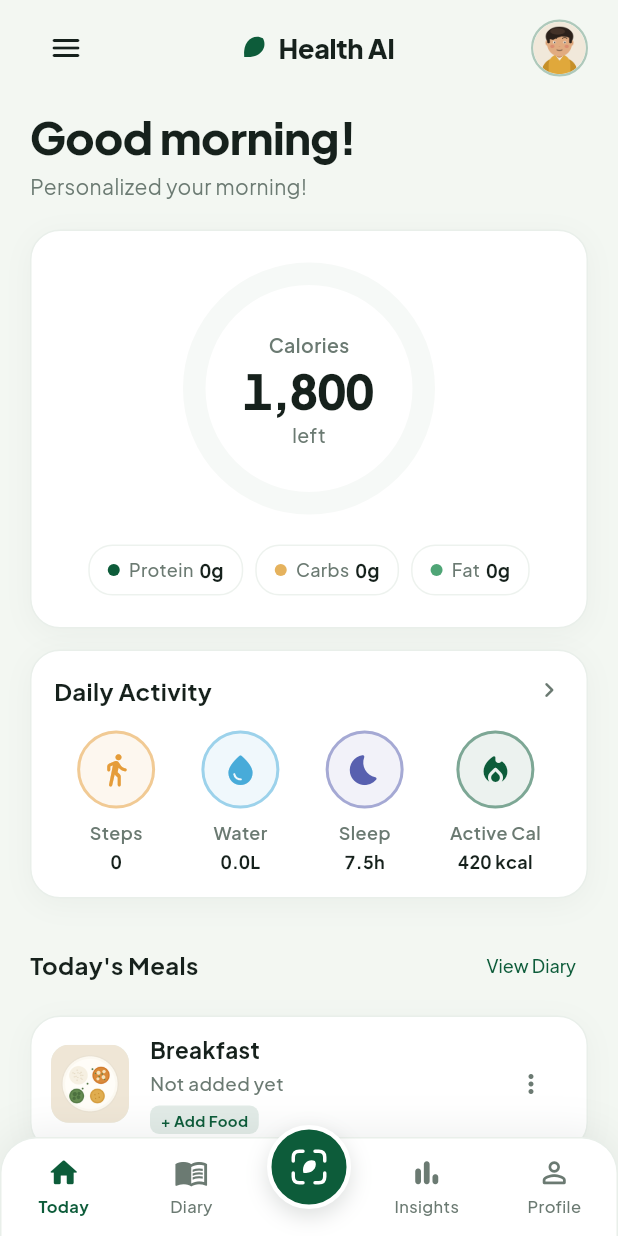
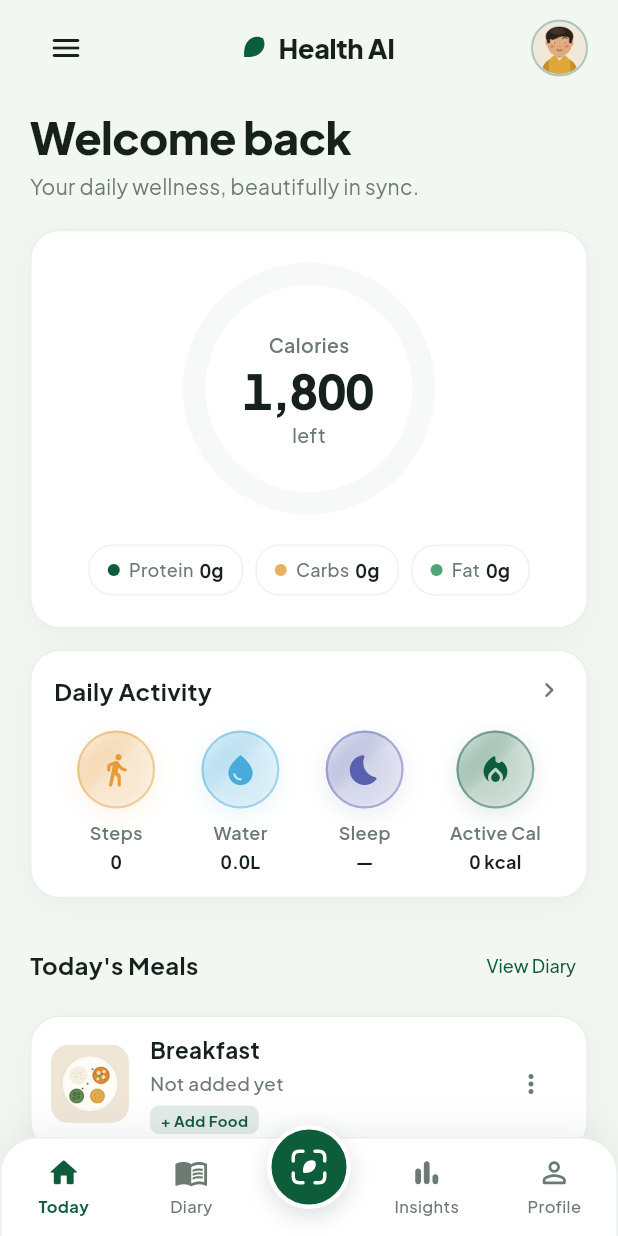
Before and after one commit to anshuldhiman-ai/Health-AI, a Flutter app: the screen it shows after launch, after a tap on "Get Started", on a phone screen of 412 x 824 dp. Run offline on Flutter 3.47's test engine with Material 3 defaults, Android fonts, the phone set to English and light mode, and no system bars; our stand-ins replace camera, fl_chart, flutter_riverpod, flutter_secure_storage, go_router, image_picker and 3 more; missing offline and left inert: flutter_litert, mobile_scanner; project files that could hold a hidden picture were left out.

Commit message:
Polish returning launch and activity dashboard

```diff
--- a/app/lib/app/app.dart
+++ b/app/lib/app/app.dart
@@ -1,10 +1,73 @@
 import 'package:app/app/router.dart';
 import 'package:app/core/error/app_log.dart';
 import 'package:app/design_system/theme/app_theme.dart';
+import 'package:app/design_system/components/brand_mark.dart';
 import 'package:app/data/preferences/theme_mode_controller.dart';
 import 'package:app/l10n/app_localizations.dart';
 import 'package:flutter/material.dart';
 import 'package:flutter_riverpod/flutter_riverpod.dart';
+
+/// Painted immediately while local stores are read in parallel.
+class StartupSplashApp extends StatelessWidget {
+  const StartupSplashApp({super.key});
+
+  @override
+  Widget build(BuildContext context) => MaterialApp(
+    debugShowCheckedModeBanner: false,
+    theme: AppTheme.light(),
+    home: const _StartupSplash(),
+  );
+}
+
+class _StartupSplash extends StatefulWidget {
+  const _StartupSplash();
+
+  @override
+  State<_StartupSplash> createState() => _StartupSplashState();
+}
+
+class _StartupSplashState extends State<_StartupSplash>
+    with SingleTickerProviderStateMixin {
+  late final AnimationController _controller = AnimationController(
+    vsync: this,
+    duration: const Duration(milliseconds: 1200),
+  )..forward();
+
+  @override
+  void dispose() {
+    _controller.dispose();
+    super.dispose();
+  }
+
+  @override
+  Widget build(BuildContext context) {
+    final scheme = Theme.of(context).colorScheme;
+    return Scaffold(
+      backgroundColor: scheme.surface,
+      body: Center(
+        child: FadeTransition(
+          opacity: CurvedAnimation(parent: _controller, curve: Curves.easeOut),
+          child: ScaleTransition(
+            scale: Tween<double>(begin: .92, end: 1).animate(
+              CurvedAnimation(parent: _controller, curve: Curves.easeOutCubic),
+            ),
+            child: Column(
+              mainAxisSize: MainAxisSize.min,
+              children: [
+                const BrandMark(size: 82),
+                const SizedBox(height: 14),
+                Text(
+                  'Health AI',
+                  style: Theme.of(context).textTheme.titleLarge,
+                ),
+              ],
+            ),
+          ),
+        ),
+      ),
+    );
+  }
+}
 
 /// The app's MaterialApp shell (Section 4: app/app.dart).
 ///
--- a/app/lib/design_system/theme/app_theme.dart
+++ b/app/lib/design_system/theme/app_theme.dart
@@ -83,6 +83,9 @@ abstract final class AppTheme {
         style: FilledButton.styleFrom(
           backgroundColor: c.primary,
           foregroundColor: onPrimary,
+          elevation: 3,
+          shadowColor: c.primary.withValues(alpha: isDark ? 0.22 : 0.18),
+          side: BorderSide(color: onPrimary.withValues(alpha: 0.22)),
           textStyle: AppTypography.label,
           minimumSize: const Size.fromHeight(52), // 52dp touch target (R14)
           shape: const RoundedRectangleBorder(
--- a/app/lib/features/onboarding/presentation/welcome_screen.dart
+++ b/app/lib/features/onboarding/presentation/welcome_screen.dart
@@ -1,6 +1,8 @@
+import 'dart:async';
 import 'dart:math' as math;
 
 import 'package:flutter/material.dart';
+import 'package:shared_preferences/shared_preferences.dart';
 
 import 'package:app/design_system/components/brand_mark.dart';
 import 'package:app/design_system/theme/app_theme.dart';
@@ -8,12 +10,64 @@ import 'package:app/design_system/tokens/tokens.dart';
 import 'package:app/l10n/app_localizations.dart';
 import 'package:go_router/go_router.dart';
 
-/// Welcome/onboarding per ref_ui.png page 1: leaf mark, wordmark,
+/// Welcome/onboarding aligned to ui_design.jpg and ui_design2.jpg:
+/// leaf mark, wordmark,
 /// tagline, soft organic background, Get Started. There is NO cloud
 /// account in this app (R1/R3) — the "Sign in" affordance explains the
 /// device-only model instead of asking for a login.
-class WelcomeScreen extends StatelessWidget {
+class WelcomeScreen extends StatefulWidget {
   const WelcomeScreen({super.key});
+
+  @override
+  State<WelcomeScreen> createState() => _WelcomeScreenState();
+}
+
+class _WelcomeScreenState extends State<WelcomeScreen>
+    with SingleTickerProviderStateMixin {
+  static const _seenKey = 'welcome.seen.v1';
+  late final AnimationController _entrance = AnimationController(
+    vsync: this,
+    duration: const Duration(milliseconds: 650),
+  );
+  Timer? _launchTimer;
+  bool _returning = false;
+
+  @override
+  void initState() {
+    super.initState();
+    _resolveReturningSession();
+  }
+
+  Future<void> _resolveReturningSession() async {
+    var seen = false;
+    try {
+      seen = (await SharedPreferences.getInstance()).getBool(_seenKey) ?? false;
+    } catch (_) {
+      // Keep onboarding available if local preferences cannot be read.
+    }
+    if (!mounted || !seen) return;
+    setState(() => _returning = true);
+    _entrance.forward();
+    _launchTimer = Timer(const Duration(seconds: 2), () {
+      if (mounted) context.go('/today');
+    });
+  }
+
+  @override
+  void dispose() {
+    _launchTimer?.cancel();
+    _entrance.dispose();
+    super.dispose();
+  }
+
+  Future<void> _start() async {
+    try {
+      await (await SharedPreferences.getInstance()).setBool(_seenKey, true);
+    } catch (_) {
+      // Opening the app should still work when persistence is unavailable.
+    }
+    if (mounted) context.go('/today');
+  }
 
   @override
   Widget build(BuildContext context) {
@@ -39,18 +93,40 @@ class WelcomeScreen extends StatelessWidget {
               child: Column(
                 children: [
                   const Spacer(flex: 2),
-                  const BrandMark(size: 108),
+                  FadeTransition(
+                    opacity: _returning
+                        ? _entrance
+                        : const AlwaysStoppedAnimation(1),
+                    child: const BrandMark(size: 108),
+                  ),
                   const SizedBox(height: 14),
-                  Text(
-                    l10n.appTitle,
+                  AnimatedSwitcher(
+                    duration: const Duration(milliseconds: 420),
+                    switchInCurve: Curves.easeOutCubic,
+                    transitionBuilder: (child, animation) => FadeTransition(
+                      opacity: animation,
+                      child: SlideTransition(
+                        position: Tween<Offset>(
+                          begin: const Offset(0, .08),
+                          end: Offset.zero,
+                        ).animate(animation),
+                        child: child,
+                      ),
+                    ),
+                    child: Text(
+                      _returning ? 'Welcome back' : l10n.appTitle,
+                      key: ValueKey(_returning),
                       style: AppTypography.hero.copyWith(
                         color: scheme.onSurface,
                         fontSize: 32,
                       ),
                     ),
+                  ),
                   const SizedBox(height: 6),
                   Text(
-                    l10n.welcomeTagline,
+                    _returning
+                        ? 'Your daily wellness, beautifully in sync.'
+                        : l10n.welcomeTagline,
                     style: AppTypography.bodyM.copyWith(
                       color: scheme.onSurfaceVariant,
                       fontSize: 15,
@@ -58,13 +134,15 @@ class WelcomeScreen extends StatelessWidget {
                     textAlign: TextAlign.center,
                   ),
                   const Spacer(flex: 3),
+                  if (!_returning)
                     SizedBox(
                       width: double.infinity,
                       child: FilledButton(
-                      onPressed: () => context.go('/today'),
+                        onPressed: _start,
                         child: Text(l10n.getStarted),
                       ),
                     ),
+                  if (!_returning) ...[
                     const SizedBox(height: 4),
                     TextButton(
                       onPressed: () => _deviceOnlyNote(context),
@@ -75,6 +153,17 @@ class WelcomeScreen extends StatelessWidget {
                         ),
                       ),
                     ),
+                  ] else ...[
+                    const SizedBox(height: 22),
+                    SizedBox(
+                      width: 22,
+                      height: 22,
+                      child: CircularProgressIndicator(
+                        strokeWidth: 2,
+                        color: scheme.primary,
+                      ),
+                    ),
+                  ],
                   const SizedBox(height: 24),
                 ],
               ),
--- a/app/lib/features/today/presentation/today_screen.dart
+++ b/app/lib/features/today/presentation/today_screen.dart
@@ -22,43 +22,18 @@ import 'package:app/l10n/extensions.dart';
 
 /// Dashboard matching ui_design.jpg & ui_design2.jpg:
 /// - Top Bar: Menu hamburger, "Health AI" centered logo, user avatar
-/// - Greeting: "Good morning! Personalized your morning!"
+/// - A warm returning-user greeting with real daily totals
 /// - Hero Calorie Card with rainbow gradient ProgressRing & Macro pills
 /// - "Daily Activity" card with 4 circular badges (Steps, Water, Sleep, Active Cal)
 /// - "Today's Meals" list with dish thumbnails, kcal, and macro tags
-class TodayScreen extends ConsumerStatefulWidget {
+class TodayScreen extends ConsumerWidget {
   const TodayScreen({super.key});
 
   @override
-  ConsumerState<TodayScreen> createState() => _TodayScreenState();
-}
-
-class _TodayScreenState extends ConsumerState<TodayScreen> {
-  @override
-  void initState() {
-    super.initState();
-    WidgetsBinding.instance.addPostFrameCallback((_) async {
-      final req = await requestStepPermission();
-      if (req && mounted) {
-        ref.invalidate(stepTrackerProvider);
-      }
-    });
-  }
-
-  @override
-  Widget build(BuildContext context) {
-    final ref = this.ref;
+  Widget build(BuildContext context, WidgetRef ref) {
     final state = ref.watch(todayStateProvider);
-    final l10n = AppLocalizations.of(context)!;
     final text = Theme.of(context).textTheme;
     final scheme = Theme.of(context).colorScheme;
-
-    final hour = DateTime.now().hour;
-    final greeting = switch (hour) {
-      < 12 => l10n.greetingMorning,
-      < 17 => l10n.greetingAfternoon,
-      _ => l10n.greetingEvening,
-    };
 
     return Scaffold(
       body: SafeArea(
@@ -73,10 +48,10 @@ class _TodayScreenState extends ConsumerState<TodayScreen> {
           children: [
             const _Header(),
             const SizedBox(height: 16),
-            Text(greeting, style: text.displayLarge),
+            Text('Welcome back', style: text.displayLarge),
             const SizedBox(height: 4),
             Text(
-              'Personalized your morning!',
+              'Your daily wellness, beautifully in sync.',
               style: text.bodyMedium?.copyWith(
                 color: scheme.onSurfaceVariant,
                 fontSize: 14,
@@ -137,13 +112,17 @@ class _Header extends StatelessWidget {
             height: 38,
             decoration: BoxDecoration(
               shape: BoxShape.circle,
-              border: Border.all(color: scheme.primary.withValues(alpha: 0.3), width: 1.5),
+              border: Border.all(
+                color: scheme.primary.withValues(alpha: 0.3),
+                width: 1.5,
+              ),
             ),
             child: ClipOval(
               child: Image.asset(
                 'assets/brand/avatar.png',
                 fit: BoxFit.cover,
-                errorBuilder: (_, _, _) => Icon(Icons.person_rounded, size: 22, color: scheme.primary),
+                errorBuilder: (_, _, _) =>
+                    Icon(Icons.person_rounded, size: 22, color: scheme.primary),
               ),
             ),
           ),
@@ -177,9 +156,15 @@ class _Header extends StatelessWidget {
               ),
               const SizedBox(height: 16),
               ListTile(
-                leading: Icon(Icons.restaurant_menu_rounded, color: colors.primary),
+                leading: Icon(
+                  Icons.restaurant_menu_rounded,
+                  color: colors.primary,
+                ),
                 title: const Text('Meal Planner', style: AppTypography.itemS),
-                subtitle: const Text('Daily agenda & AI recommendations', style: AppTypography.caption),
+                subtitle: const Text(
+                  'Daily agenda & AI recommendations',
+                  style: AppTypography.caption,
+                ),
                 trailing: const Icon(Icons.chevron_right_rounded),
                 onTap: () {
                   Navigator.of(sheetContext).pop();
@@ -187,9 +172,15 @@ class _Header extends StatelessWidget {
                 },
               ),
               ListTile(
-                leading: Icon(Icons.track_changes_rounded, color: colors.accent),
+                leading: Icon(
+                  Icons.track_changes_rounded,
+                  color: colors.accent,
+                ),
                 title: const Text('Target Goals', style: AppTypography.itemS),
-                subtitle: const Text('Calorie, macro & water targets', style: AppTypography.caption),
+                subtitle: const Text(
+                  'Calorie, macro & water targets',
+                  style: AppTypography.caption,
+                ),
                 trailing: const Icon(Icons.chevron_right_rounded),
                 onTap: () {
                   Navigator.of(sheetContext).pop();
@@ -199,7 +190,10 @@ class _Header extends StatelessWidget {
               ListTile(
                 leading: Icon(Icons.bedtime_rounded, color: colors.sleep),
                 title: const Text('Sleep Tracker', style: AppTypography.itemS),
-                subtitle: const Text('Bedtime, wake dial & smart alarm', style: AppTypography.caption),
+                subtitle: const Text(
+                  'Bedtime, wake dial & smart alarm',
+                  style: AppTypography.caption,
+                ),
                 trailing: const Icon(Icons.chevron_right_rounded),
                 onTap: () {
                   Navigator.of(sheetContext).pop();
@@ -209,7 +203,10 @@ class _Header extends StatelessWidget {
               ListTile(
                 leading: Icon(Icons.water_drop_rounded, color: colors.water),
                 title: const Text('Water Tracker', style: AppTypography.itemS),
-                subtitle: const Text('Daily hydration & glass tracker', style: AppTypography.caption),
+                subtitle: const Text(
+                  'Daily hydration & glass tracker',
+                  style: AppTypography.caption,
+                ),
                 trailing: const Icon(Icons.chevron_right_rounded),
                 onTap: () {
                   Navigator.of(sheetContext).pop();
@@ -346,10 +343,7 @@ class _MacroPill extends StatelessWidget {
           Container(
             width: 8,
             height: 8,
-            decoration: BoxDecoration(
-              color: color,
-              shape: BoxShape.circle,
-            ),
+            decoration: BoxDecoration(color: color, shape: BoxShape.circle),
           ),
           const SizedBox(width: 6),
           Text(
@@ -388,8 +382,12 @@ class _DailyActivityCard extends ConsumerWidget {
     final sleep = ref.watch(sleepTodayProvider);
 
     final stepCount = steps.valueOrNull?.steps ?? 0;
-    final sleepMin = sleep?.durationMinutes ?? 450;
-    final sleepHours = (sleepMin / 60).toStringAsFixed(1);
+    final sleepHours = sleep == null
+        ? '—'
+        : '${(sleep.durationMinutes / 60).toStringAsFixed(1)}h';
+    final activeCalories = steps.valueOrNull?.isLive == true
+        ? '${(stepCount * 0.04).round()} kcal'
+        : '—';
 
     return AppCard(
       padding: const EdgeInsets.fromLTRB(16, 16, 16, 16),
@@ -425,14 +423,17 @@ class _DailyActivityCard extends ConsumerWidget {
                 icon: Icons.directions_walk_rounded,
                 ringColor: const Color(0xFFE59C39),
                 title: 'Steps',
-                value: steps.valueOrNull?.status == StepStatus.permissionDenied ? 'Enable' : formatCount(stepCount),
+                value: steps.valueOrNull?.status == StepStatus.permissionDenied
+                    ? 'Enable'
+                    : stepTileLabel(steps),
                 onTap: () async {
-                  if (steps.valueOrNull?.status == StepStatus.permissionDenied) {
+                  if (steps.valueOrNull?.status ==
+                      StepStatus.permissionDenied) {
                     await requestStepPermission();
                     ref.invalidate(stepTrackerProvider);
                   }
                   if (context.mounted) {
-                    context.push('/activity');
+                    await context.push('/activity');
                   }
                 },
               ),
@@ -447,14 +448,14 @@ class _DailyActivityCard extends ConsumerWidget {
                 icon: Icons.bedtime_rounded,
                 ringColor: colors.sleep,
                 title: 'Sleep',
-                value: '${sleepHours}h',
+                value: sleepHours,
                 onTap: () => context.push('/sleep'),
               ),
               _ActivityCircleButton(
                 icon: Icons.local_fire_department_rounded,
                 ringColor: colors.primary,
                 title: 'Active Cal',
-                value: '420 kcal',
+                value: activeCalories,
                 onTap: () => context.push('/activity'),
               ),
             ],
@@ -494,8 +495,26 @@ class _ActivityCircleButton extends StatelessWidget {
             height: 52,
             decoration: BoxDecoration(
               shape: BoxShape.circle,
-              color: ringColor.withValues(alpha: 0.08),
-              border: Border.all(color: ringColor.withValues(alpha: 0.5), width: 2),
+              gradient: LinearGradient(
+                begin: Alignment.topLeft,
+                end: Alignment.bottomRight,
+                colors: [
+                  Colors.white,
+                  ringColor.withValues(alpha: 0.16),
+                  ringColor.withValues(alpha: 0.07),
+                ],
+              ),
+              border: Border.all(
+                color: ringColor.withValues(alpha: 0.42),
+                width: 1.5,
+              ),
+              boxShadow: [
+                BoxShadow(
+                  color: ringColor.withValues(alpha: 0.12),
+                  blurRadius: 12,
+                  offset: const Offset(0, 4),
+                ),
+              ],
             ),
             child: Icon(icon, color: ringColor, size: 24),
           ),
@@ -568,16 +587,16 @@ class _TodaysMeals extends ConsumerWidget {
                 minimumSize: Size.zero,
                 padding: const EdgeInsets.symmetric(horizontal: 8, vertical: 4),
               ),
-              child: Text('View Diary', style: AppTypography.caption.copyWith(color: colors.primary)),
+              child: Text(
+                'View Diary',
+                style: AppTypography.caption.copyWith(color: colors.primary),
+              ),
             ),
           ],
         ),
         const SizedBox(height: 10),
         for (final meal in order) ...[
-          _MealCard(
-            meal: meal,
-            entries: byMeal[meal] ?? const [],
-          ),
+          _MealCard(meal: meal, entries: byMeal[meal] ?? const []),
           const SizedBox(height: 10),
         ],
       ],
@@ -671,15 +690,16 @@ class _MealCard extends StatelessWidget {
                     ],
                   )
                 else
-                  _TagBadge(
-                    text: '+ ${l10n.addFood}',
-                    color: colors.primary,
-                  ),
+                  _TagBadge(text: '+ ${l10n.addFood}', color: colors.primary),
               ],
             ),
           ),
           PopupMenuButton<String>(
-            icon: Icon(Icons.more_vert_rounded, size: 20, color: scheme.onSurfaceVariant),
+            icon: Icon(
+              Icons.more_vert_rounded,
+              size: 20,
+              color: scheme.onSurfaceVariant,
+            ),
             onSelected: (val) {
               if (val == 'add') {
                 context.push('/search?day=0&meal=${meal.name}');
--- a/app/lib/main.dart
+++ b/app/lib/main.dart
@@ -1,3 +1,5 @@
+import 'dart:async';
+
 import 'package:app/app/app.dart';
 import 'package:app/app/log_store.dart';
 import 'package:app/core/error/app_log.dart';
@@ -27,7 +29,8 @@ Future<void> main() async {
   WidgetsFlutterBinding.ensureInitialized();
   installErrorWidgetBuilder();
   await runAppGuarded(() async {
-    await bootstrap();
+    runApp(const StartupSplashApp());
+    unawaited(bootstrap());
   });
 }
 
@@ -36,40 +39,22 @@ Future<void> main() async {
 /// be async and gated on a minimal splash once the data layer exists.
 Future<void> bootstrap() async {
   try {
-    final initialThemeMode = await _guard(
-      loadSavedThemeMode,
-      ThemeMode.system,
-      'theme',
-    );
-    final initialGoalKind = await _guard(
-      loadSavedGoalKind,
-      GoalKind.lose,
-      'goal',
-    );
-    final initialWater = await _guard(
-      loadSavedWater,
-      HydrationState.empty(DateTime.now()),
-      'water',
-    );
-    final initialBodyMetrics = await _guard(
-      loadSavedBodyMetrics,
-      const BodyMetrics(),
-      'bodyMetrics',
-    );
-    final initialSleep = await _guard(
-      loadSavedSleep,
-      SleepState.empty(),
-      'sleep',
-    );
-    final initialDayLog = await _guard(loadSavedDayLog, DayLog(), 'dayLog');
+    final loaded = await Future.wait<Object>([
+      _guard(loadSavedThemeMode, ThemeMode.system, 'theme'),
+      _guard(loadSavedGoalKind, GoalKind.lose, 'goal'),
+      _guard(loadSavedWater, HydrationState.empty(DateTime.now()), 'water'),
+      _guard(loadSavedBodyMetrics, const BodyMetrics(), 'bodyMetrics'),
+      _guard(loadSavedSleep, SleepState.empty(), 'sleep'),
+      _guard(loadSavedDayLog, DayLog(), 'dayLog'),
+    ]);
     _runApp(
       overrides: [
-        initialThemeModeProvider.overrideWithValue(initialThemeMode),
-        initialGoalKindProvider.overrideWithValue(initialGoalKind),
-        initialWaterProvider.overrideWithValue(initialWater),
-        initialBodyMetricsProvider.overrideWithValue(initialBodyMetrics),
-        initialSleepProvider.overrideWithValue(initialSleep),
-        dayLogProvider.overrideWith((ref) => initialDayLog),
+        initialThemeModeProvider.overrideWithValue(loaded[0] as ThemeMode),
+        initialGoalKindProvider.overrideWithValue(loaded[1] as GoalKind),
+        initialWaterProvider.overrideWithValue(loaded[2] as HydrationState),
+        initialBodyMetricsProvider.overrideWithValue(loaded[3] as BodyMetrics),
+        initialSleepProvider.overrideWithValue(loaded[4] as SleepState),
+        dayLogProvider.overrideWith((ref) => loaded[5] as DayLog),
       ],
     );
   } catch (error, stack) {
```
Lines whose indentation alone changed are shown as unchanged.
